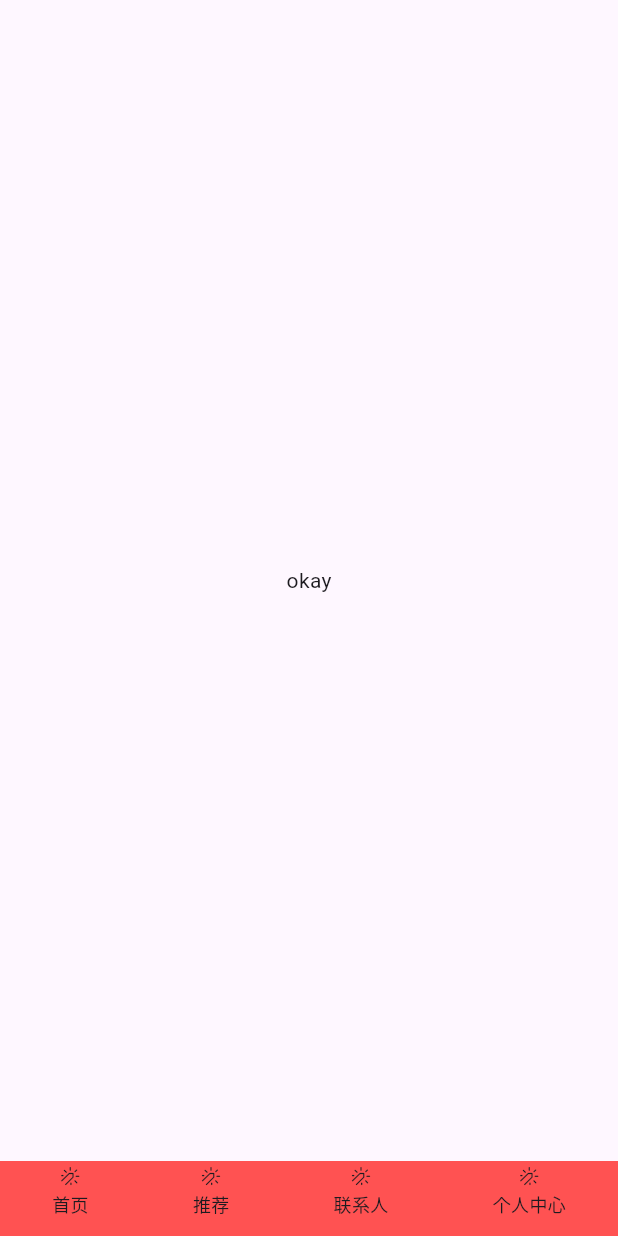
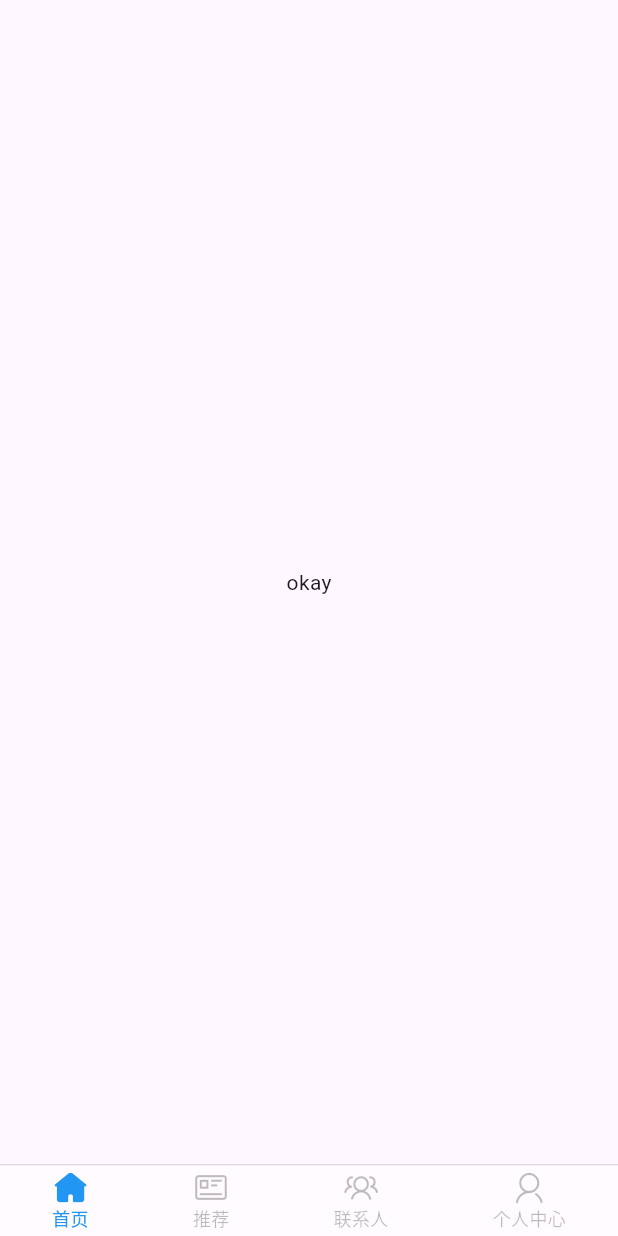
Before and after one commit to aj-demo/flutter, a Flutter app: the screen it shows after launch, on a phone screen of 412 x 824 dp. Run offline on Flutter 3.47's test engine with Material 3 defaults, Android fonts, the phone set to English and light mode, and no system bars; our stand-ins replace go_router.

Commit message:
自定义icon

```diff
--- /dev/null
+++ b/lib/helper/icons/CustomIcons.dart
@@ -0,0 +1,18 @@
+
+import 'package:flutter/material.dart';
+
+const String fontFamily = "IconFont";
+
+abstract final class CustomIcons {
+  static const IconData home = IconData(0xe6b8, fontFamily: fontFamily);
+  static const IconData home_fill = IconData(0xe6bb, fontFamily: fontFamily);
+
+  static const IconData news = IconData(0xe7c6, fontFamily: fontFamily);
+  static const IconData news_fill = IconData(0xe7c3, fontFamily: fontFamily);
+
+  static const IconData group = IconData(0xe753, fontFamily: fontFamily);
+  static const IconData group_fill = IconData(0xe81c, fontFamily: fontFamily);
+
+  static const IconData my = IconData(0xe78b, fontFamily: fontFamily);
+  static const IconData my_fill = IconData(0xe78c, fontFamily: fontFamily);
+}
--- a/lib/layouts/widget/CustomBottomNavigationBar.dart
+++ b/lib/layouts/widget/CustomBottomNavigationBar.dart
@@ -1,5 +1,6 @@
 
 import 'package:flutter/material.dart';
+import '../../helper/icons/CustomIcons.dart';
 import '../../widgets/IconFont/index.dart';
 
 class CustomBottomBarItem extends StatelessWidget {
@@ -7,27 +8,30 @@ class CustomBottomBarItem extends StatelessWidget {
         super.key,
         required this.label,
         required this.icon,
+        required this.color,
         required this.onTap,
     });
     final String label;
-  final Icon icon;
+    final IconData icon;
+    final Color color;
     final void Function() onTap;
     @override
     Widget build(BuildContext context) {
       return InkWell(
           onTap: onTap,
-      child: Center(
           child: Column(
+              mainAxisAlignment: MainAxisAlignment.center,
               children: [
-            const IconFont("\uE74c"),
+                  Icon(icon, color: color),
                   Text(
                       label,
-                style: const TextStyle(
+                      style: TextStyle(
+                          color: color,
                           fontSize: 12,
+                          height: 1.5
                       )
                   ),
               ],
-        ),
           ),
       );
     }
@@ -35,7 +39,8 @@ class CustomBottomBarItem extends StatelessWidget {
 typedef Menu = ({
   String key,
   String label,
-  Icon icon,
+  IconData icon,
+  IconData activeIcon,
 });
 class CustomBottomBar extends StatelessWidget {
   const CustomBottomBar({
@@ -47,31 +52,34 @@ class CustomBottomBar extends StatelessWidget {
   final void Function(int) onChange;
 
   final List<Menu> menus = const [
-    (label: '首页', key: 'home', icon: Icon(Icons.access_alarm)),
-    (label: '推荐', key: 'recommend', icon: Icon(Icons.abc_sharp)),
-    (label: '联系人', key: 'contact', icon: Icon(Icons.abc)),
-    (label: '个人中心', key: 'center', icon: Icon(Icons.access_time))
+    ( label: '首页', key: 'home', icon: CustomIcons.home, activeIcon: CustomIcons.home_fill ),
+    ( label: '推荐', key: 'recommend', icon: CustomIcons.news, activeIcon: CustomIcons.news_fill ),
+    ( label: '联系人', key: 'contact', icon: CustomIcons.group, activeIcon: CustomIcons.group_fill ),
+    ( label: '个人中心', key: 'center', icon: CustomIcons.my, activeIcon: CustomIcons.my_fill )
   ];
 
   List<Widget> getList() {
-    return menus
-      .asMap()
-      .entries
-      .map((entry) => CustomBottomBarItem(
-          label: entry.value.label,
-          icon: entry.value.icon,
-          onTap: () => onChange(entry.key),
-      ))
-      .toList();
+    return List.generate(menus.length, (index) => CustomBottomBarItem(
+        label: menus[index].label,
+        icon:  value == index ? menus[index].activeIcon : menus[index].icon,
+        color: value == index ? Colors.blue : Colors.black26,
+        onTap: () => onChange(index),
+    ));
   }
 
   @override
   Widget build(BuildContext context) {
     return Container(
       decoration: const BoxDecoration(
-        color: Colors.redAccent,
+        border: Border(
+          top: BorderSide(
+            color: Colors.black12,
+            width: 1,
+          )
         ),
-      height: 50,
+        color: Colors.white54,
+      ),
+      height: 48,
       child: Row(
         mainAxisAlignment: MainAxisAlignment.spaceAround,
         crossAxisAlignment: CrossAxisAlignment.center,
--- a/lib/widgets/IconFont/index.dart
+++ b/lib/widgets/IconFont/index.dart
@@ -4,17 +4,29 @@ import 'package:flutter/material.dart';
 class IconFont extends StatelessWidget {
 
     final String data;
-  TextStyle style;
-  IconFont(this.data, {
+    final double? fontSize;
+    final Color? color;
+    final double? height;
+
+    const IconFont(this.data, {
       super.key,
-    this.style = const TextStyle(),
+      this.fontSize,
+      this.color,
+      this.height,
     });
 
     @override
     Widget build(BuildContext context)  {
       return Text(
           data,
-        style: const TextStyle(fontFamily: 'IconFont'),
+          style: TextStyle(
+            color: color,
+            fontSize: fontSize,
+            height: height,
+            fontFamily: 'IconFont',
+          ),
       );
     }
+    static const String home = '\uE7d5';
+    static const String homeFill = '\uE7da';
 }
```
Lines whose indentation alone changed are shown as unchanged.
